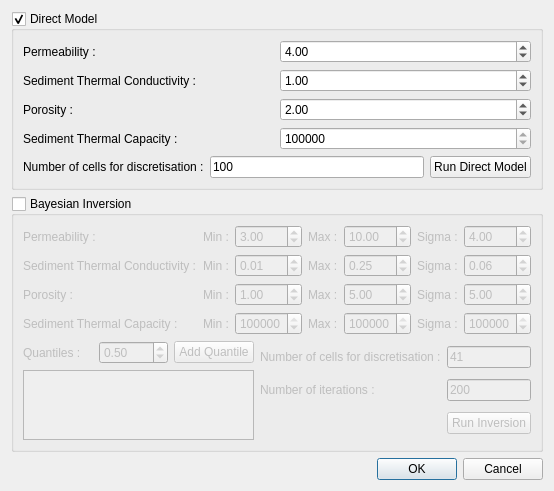
This is molonari_data/molonaviz/computedialog.ui in leamailhol/MOLO-projet-interface as Qt 5 draws it before an edit. The edited form follows.
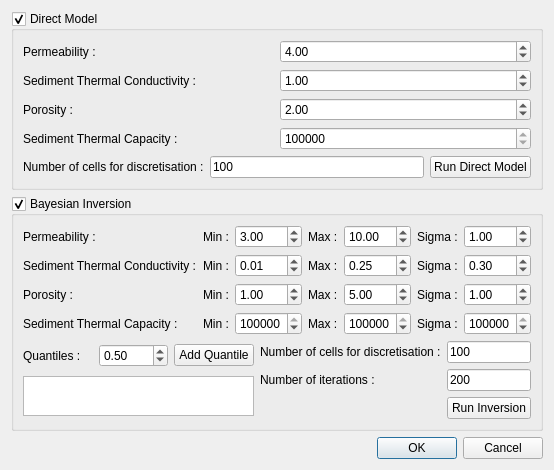
This is the edited form.

```diff
--- a/molonari_data/molonaviz/computedialog.ui
+++ b/molonari_data/molonaviz/computedialog.ui
@@ -7,7 +7,7 @@
     <x>0</x>
     <y>0</y>
     <width>531</width>
-    <height>466</height>
+    <height>439</height>
    </rect>
   </property>
   <property name="windowTitle">
@@ -136,7 +136,7 @@
       <bool>true</bool>
      </property>
      <property name="checked">
-      <bool>false</bool>
+      <bool>true</bool>
      </property>
      <layout class="QVBoxLayout" name="verticalLayout_3">
       <item>
@@ -194,7 +194,7 @@
           <item row="0" column="6">
            <widget class="QDoubleSpinBox" name="doubleSpinBox_PermeabilitySigma">
             <property name="value">
-             <double>4.000000000000000</double>
+             <double>1.000000000000000</double>
             </property>
            </widget>
           </item>
@@ -252,7 +252,7 @@
              <double>0.010000000000000</double>
             </property>
             <property name="value">
-             <double>0.060000000000000</double>
+             <double>0.300000000000000</double>
             </property>
            </widget>
           </item>
@@ -301,7 +301,7 @@
           <item row="2" column="6">
            <widget class="QDoubleSpinBox" name="doubleSpinBox_PorositySigma">
             <property name="value">
-             <double>5.000000000000000</double>
+             <double>1.000000000000000</double>
             </property>
            </widget>
           </item>
@@ -410,7 +410,14 @@
              </layout>
             </item>
             <item>
-             <widget class="QTextEdit" name="textEditQuantile"/>
+             <widget class="QTextEdit" name="textEditQuantile">
+              <property name="maximumSize">
+               <size>
+                <width>16777215</width>
+                <height>40</height>
+               </size>
+              </property>
+             </widget>
             </item>
            </layout>
           </item>
@@ -426,7 +433,7 @@
             <item row="0" column="1">
              <widget class="QLineEdit" name="lineEdit_CellsNumberMCMC">
               <property name="text">
-               <string>41</string>
+               <string>100</string>
               </property>
              </widget>
             </item>
```
Left out of the diff: 9 changed lines with no effect on the pictures.
